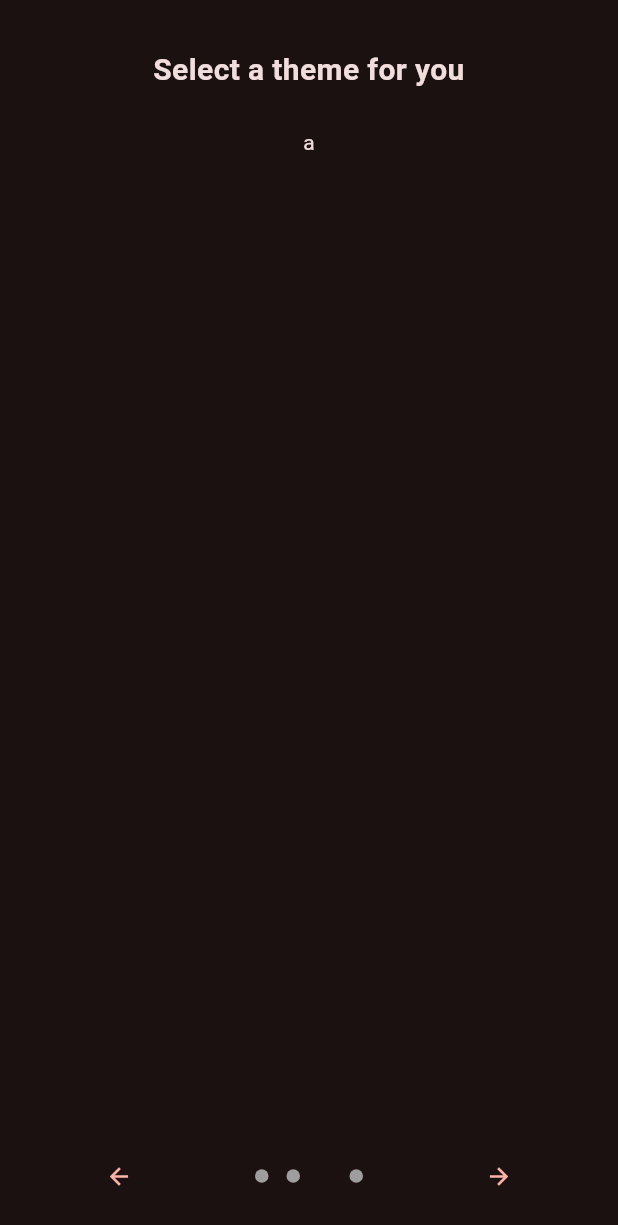
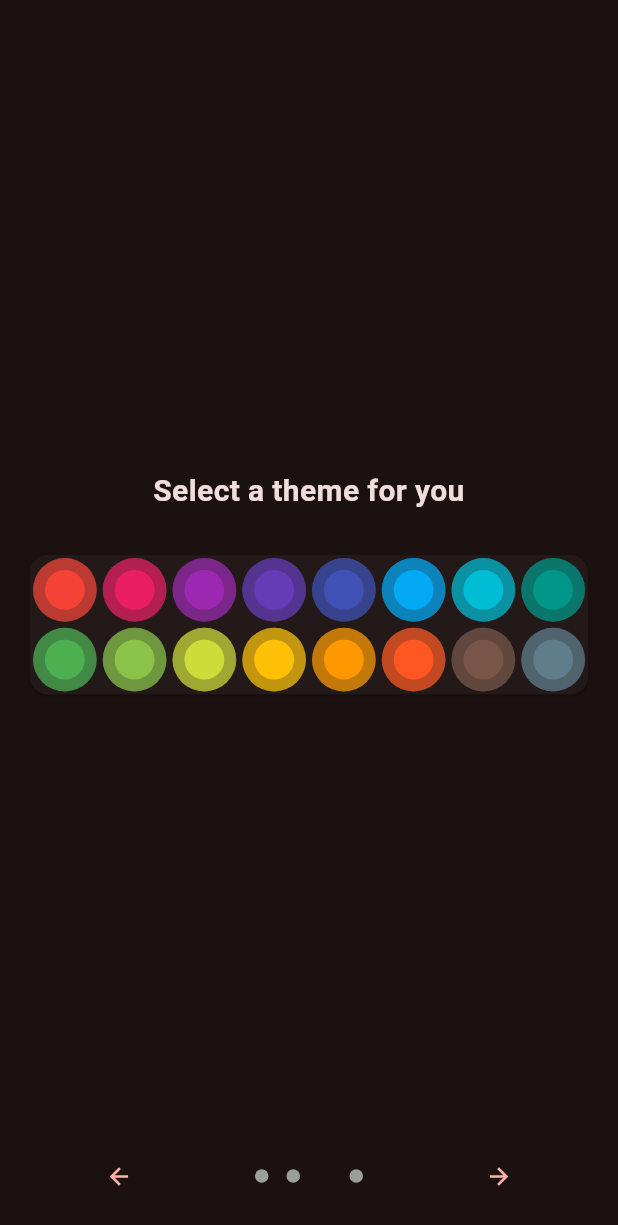
Before and after one commit to CerberusProgrammer/what_to_do, a Flutter app: the screen it shows after launch, swiped to page 3, on a phone screen of 412 x 824 dp. Shown: the top 1225 px of the screen. Run offline on Flutter 3.47's test engine with Material 2 defaults, Android fonts, the phone set to English and light mode, and no system bars; drawn by our look-alikes of introduction_screen; our stand-ins replace action_slider, adaptive_theme, animated_text_kit, font_awesome_flutter, google_fonts, screenshot and 3 more; missing offline and left inert: metaballs, random_avatar, social_share; accounts and stored records are empty.

Commit message:
Update for a presentation.

```diff
--- a/lib/presentation.dart
+++ b/lib/presentation.dart
@@ -3,6 +3,7 @@ import 'package:flutter/material.dart';
 import 'package:google_fonts/google_fonts.dart';
 import 'package:introduction_screen/introduction_screen.dart';
 import 'package:shared_preferences/shared_preferences.dart';
+import 'package:what_to_do/style/themes.dart';
 
 import 'data/constants.dart';
 import 'home.dart';
@@ -36,11 +37,10 @@ class Presentation extends StatelessWidget {
     PageViewModel(
       title: '',
       bodyWidget: AnimatedTextKit(
-        isRepeatingAnimation: false,
-        totalRepeatCount: 1,
+        pause: const Duration(seconds: 30),
         animatedTexts: List.generate(textPresentationIntro.length, (index) {
           return TypewriterAnimatedText(
-            "The ultimate task management platform to help you stay organized, focused, and motivated to do new things in your life!",
+            "The ultimate task management platform to help you stay organized, focused, and motivated to do new things in your life.",
             textStyle: GoogleFonts.anton(fontSize: 36),
             speed: const Duration(milliseconds: 100),
             textAlign: TextAlign.center,
@@ -51,8 +51,41 @@ class Presentation extends StatelessWidget {
         bodyAlignment: Alignment.center,
       ),
     ),
-    PageViewModel(title: 'Select a theme for you', bodyWidget: const Text('a')),
-    PageViewModel(title: 'Tell us your name', bodyWidget: const Text('a')),
+    PageViewModel(
+        title: 'Select a theme for you',
+        bodyWidget: Card(
+          child: GridView.count(
+            crossAxisCount: 8,
+            shrinkWrap: true,
+            children: List.generate(
+              Themes.colors.length,
+              (index) {
+                return Padding(
+                  padding: const EdgeInsets.all(2.0),
+                  child: OutlinedButton(
+                    style: OutlinedButton.styleFrom(
+                      backgroundColor: Themes.colors[index],
+                      side: const BorderSide(
+                          color: Color.fromARGB(70, 35, 35, 35), width: 8),
+                    ),
+                    onPressed: () async {
+                      final prefs = await SharedPreferences.getInstance();
+                      prefs.setInt('defaultIndex', index);
+                    },
+                    child: null,
+                  ),
+                );
+              },
+            ),
+          ),
+        ),
+        decoration: const PageDecoration(
+          bodyAlignment: Alignment.center,
+        )),
+    PageViewModel(
+      title: 'Tell us your name',
+      bodyWidget: const Text('a'),
+    ),
   ];
 
   void _onIntroEnd(context) {
```
